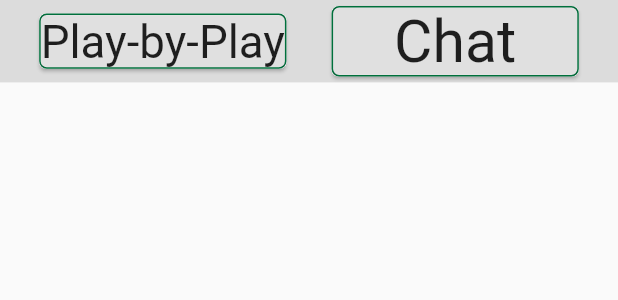
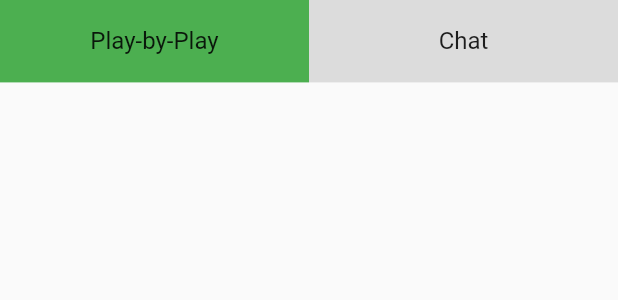
Before and after one commit to allemangd-uncc/capstone_hungry_hippos, a Flutter app: the EasyAccess widget shown alone on an empty page, opened directly, on a phone screen of 412 x 824 dp. Shown: the top 300 px of the screen. Run offline on Flutter 3.47's test engine with Material 2 defaults, Android fonts, the phone set to English and light mode, and no system bars; our stand-ins replace shared_preferences, table_calendar; accounts and stored records are empty; network calls fail.

Commit message:
re-worked the game details page tabs

```diff
--- a/lib/models/game_details.dart
+++ b/lib/models/game_details.dart
@@ -14,13 +14,12 @@ class GameDetailsWidget extends StatelessWidget {
       appBar: AppBar(
         title: Text("VS. ${gameCard.opponentTitle}"),
       ),
-      body: ListView(
-        physics: const NeverScrollableScrollPhysics(),
+      body: Column(
         children: <Widget>[
           GameDetailsHeader(gameCard),
           EasyAccess(),
         ],
-      ),
+      )
     );
   }
 } //Move to Kalebs ^^^^
@@ -139,7 +138,7 @@ class EasyAccess extends StatelessWidget {
     return SizedBox(
       height: size.height / 15,
       child: Container(
-        color: Colors.black12,
+        //color: Colors.black12,
         child: Row(
           mainAxisAlignment: MainAxisAlignment.spaceEvenly,
           children: <Widget>[
@@ -155,30 +154,19 @@ class EasyAccess extends StatelessWidget {
     var size = MediaQuery.of(context).size;
     label = (label == "Standings") ? "Standing" : label;
     print(label);
-    var decoration = BoxDecoration(
-      border: Border.all(
-        color: Color.fromRGBO(0, 112, 60, 1), //UNCC Green
-      ),
-      borderRadius: BorderRadius.circular(5)
-    );
-    return Container(
-      child: GestureDetector(
-        onTap: () => print("clicked"),
-        //Navigator.pushNamed(context, "/$label"),
-        child: Card(
-          child: SizedBox(
-            width: size.width / 2.5,
-            child: Container(
-                decoration: decoration,
-                child:Container(
-                color: Colors.black12,
-                child: FittedBox(
-                  fit: BoxFit.contain,
-                  child: Text(label),
-                ))),
+    return InkWell(
+          splashColor: Colors.green,
+          child: Container(
+            width: size.width/2,
+            height: size.height / 15,
+            color: label == 'Play-by-Play' ? Colors.green : Colors.black12,
+            child: Center(
+              child: Text(label, style: TextStyle(fontSize: 16),),
+            ),
           ),
-        ),
-      ),
+          onTap: () => {
+            print("Tapped $label")
+          },
     );
   }
 }
--- a/lib/screens/sport_schedule.dart
+++ b/lib/screens/sport_schedule.dart
@@ -152,7 +152,7 @@ class GameCard extends StatelessWidget {
             color: Colors.black12,
             child: Row(
               mainAxisAlignment: MainAxisAlignment.spaceEvenly,
-              mainAxisSize: MainAxisSize.min,
+              //mainAxisSize: MainAxisSize.min,
               children: <Widget>[
                 Expanded(
                     child: _homeAwayImageOrder(
```
